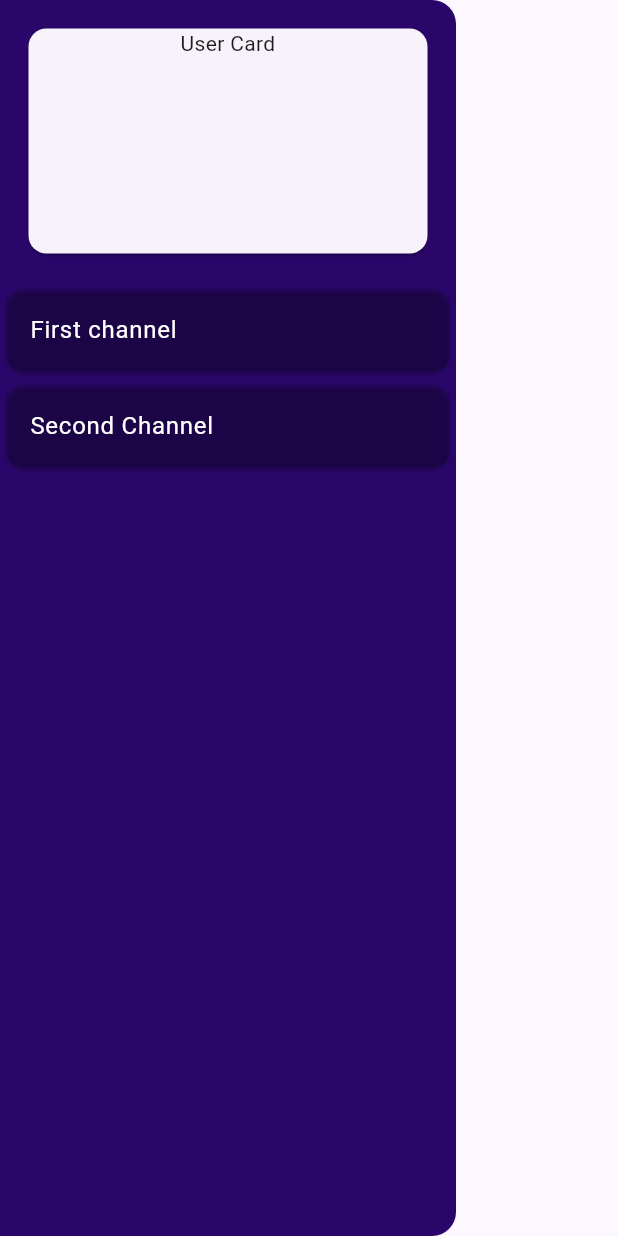
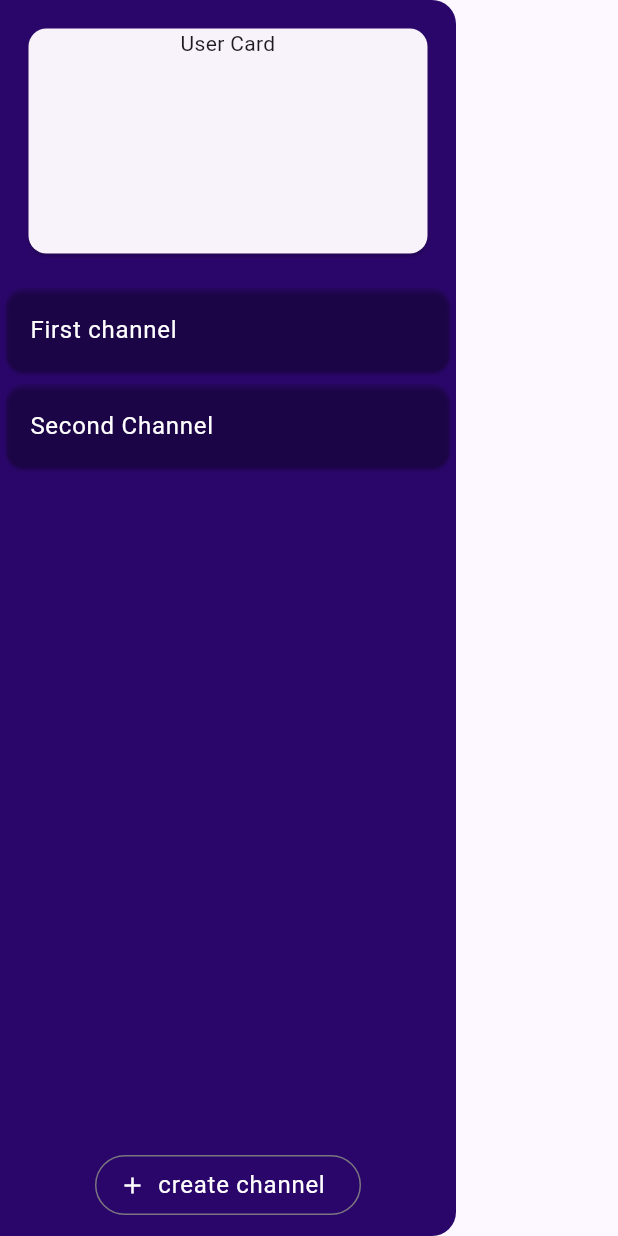
Before and after one commit to Mondal-Prasun/Ciscord, a Flutter app: the ChannelDrawer widget shown alone on an empty page, opened directly, on a phone screen of 412 x 824 dp. Run offline on Flutter 3.47's test engine with Material 3 defaults, Android fonts, the phone set to English and light mode, and no system bars; our stand-ins replace firebase_auth, firebase_core, firebase_storage, flutter_riverpod, google_fonts, image_picker and 1 more; accounts and stored records are empty; network calls fail.

Commit message:
added channel option

```diff
--- a/lib/models/channel_model.dart
+++ b/lib/models/channel_model.dart
@@ -2,11 +2,12 @@ import 'package:ciscord/models/user_model.dart';
 import 'package:uuid/uuid.dart';
 
 class Channel {
-  Channel({required this.channelName})
+  Channel({required this.channelName, required this.description})
       : id = const Uuid().v4(),
         users = [];
 
   final String channelName;
+  final String description;
   final String id;
   final List<User> users;
 }
--- a/lib/provider/channel_provider.dart
+++ b/lib/provider/channel_provider.dart
@@ -2,8 +2,8 @@ import 'package:ciscord/models/channel_model.dart';
 import 'package:flutter_riverpod/flutter_riverpod.dart';
 
 List<Channel> test = [
-  Channel(channelName: "First channel"),
-  Channel(channelName: "Second Channel")
+  Channel(channelName: "First channel", description: "some description1"),
+  Channel(channelName: "Second Channel", description: "some desciption 2")
 ];
 
 class ChannelProvider extends StateNotifier<List<Channel>> {
@@ -12,8 +12,13 @@ class ChannelProvider extends StateNotifier<List<Channel>> {
           ...test,
         ]);
 
-  void addChannel(String channelName) {
-    final Channel channel = Channel(channelName: channelName);
+  void addChannel(String channelName, String desciption) {
+    final Channel channel =
+        Channel(channelName: channelName, description: desciption);
+    state = [...state, channel];
+  }
+
+  void addChannelDirect(Channel channel) {
     state = [...state, channel];
   }
 }
--- a/lib/widgets/drawer.dart
+++ b/lib/widgets/drawer.dart
@@ -1,8 +1,11 @@
+import 'package:ciscord/models/channel_model.dart';
 import 'package:ciscord/provider/channel_provider.dart';
+import 'package:ciscord/widgets/add_channel.dart';
 import 'package:ciscord/widgets/channel_tile.dart';
 import 'package:firebase_auth/firebase_auth.dart';
 import 'package:firebase_storage/firebase_storage.dart';
 import 'package:flutter/material.dart';
+import 'package:flutter/widgets.dart';
 import 'package:flutter_riverpod/flutter_riverpod.dart';
 
 class ChannelDrawer extends ConsumerStatefulWidget {
@@ -72,6 +75,15 @@ class _ChannelDrawerState extends ConsumerState<ChannelDrawer> {
     loadUserCard();
   }
 
+  void createChannel() async {
+    Channel channelDetails = await Navigator.of(context).push(
+      MaterialPageRoute(
+        builder: (context) => const AddChannel(),
+      ),
+    );
+    ref.watch(channelData.notifier).addChannelDirect(channelDetails);
+  }
+
   @override
   Widget build(BuildContext context) {
     final channelSet = ref.watch(channelData);
@@ -95,6 +107,22 @@ class _ChannelDrawerState extends ConsumerState<ChannelDrawer> {
               },
             ),
           ),
+          Padding(
+            padding: const EdgeInsets.only(bottom: 10),
+            child: OutlinedButton.icon(
+              onPressed: createChannel,
+              icon: const Icon(
+                Icons.add,
+                color: Colors.white,
+              ),
+              label: Text(
+                "create channel",
+                style: Theme.of(context).textTheme.bodyLarge!.copyWith(
+                      color: Colors.white,
+                    ),
+              ),
+            ),
+          ),
         ],
       ),
     );
```
Also changed, not shown: lib/widgets/add_channel.dart (added, +105 -0 lines).
